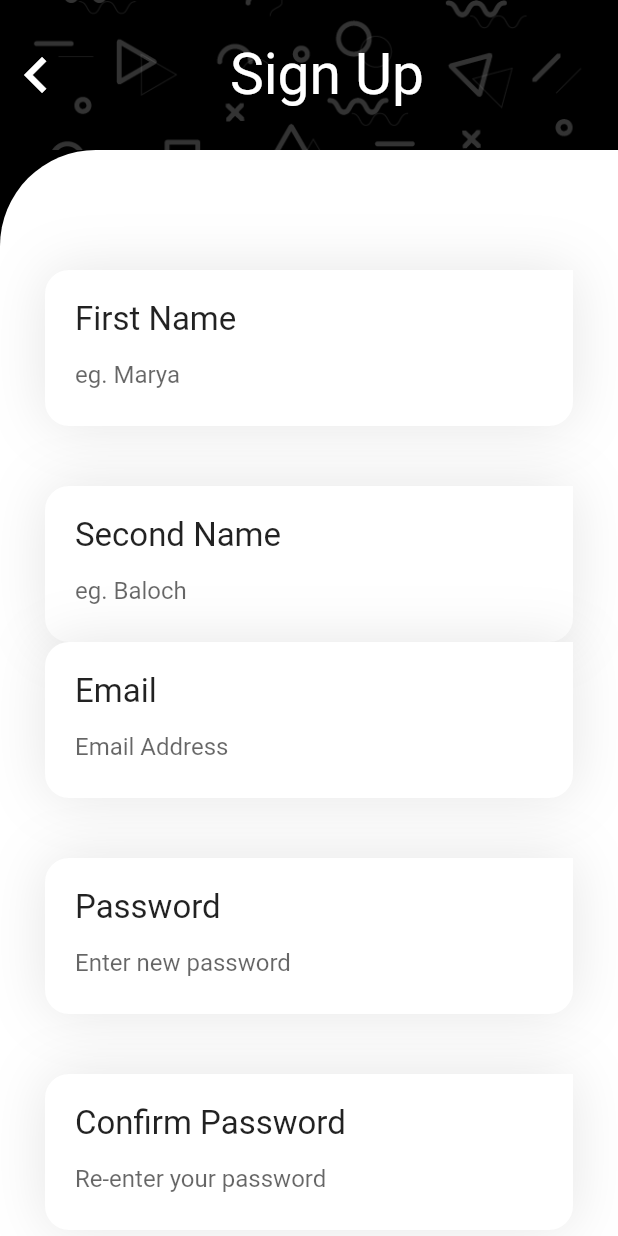
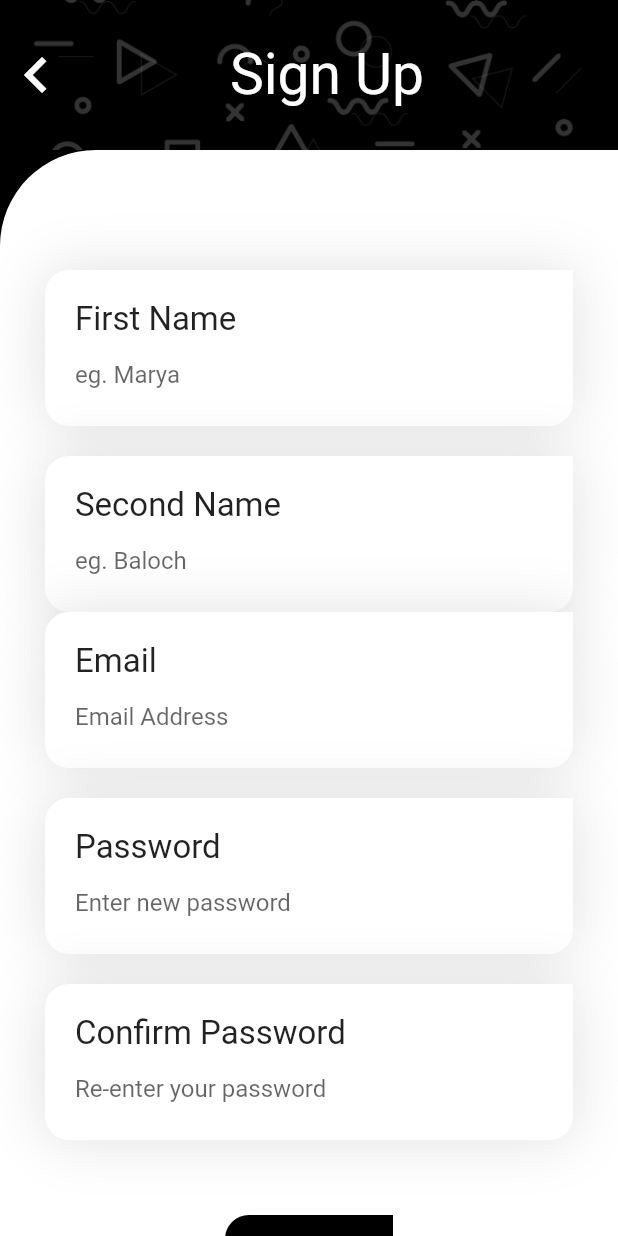
Before and after one commit to MaryaBaloch20/Login-UI-Flutter, a Flutter app: the screen it shows after launch, on a phone screen of 412 x 824 dp. Run offline on Flutter 3.47's test engine with Material 2 defaults, Android fonts, the phone set to English and light mode, and no system bars.

Commit message:
UI Completed

```diff
--- a/lib/views/signup.dart
+++ b/lib/views/signup.dart
@@ -1,4 +1,5 @@
 import 'package:flutter/material.dart';
+import 'package:login_ui_flutter/views/login.dart';
 // import 'package:login_ui_flutter/views/signup.dart';
 
 import '../widgets/my_input_field.dart';
@@ -79,7 +80,7 @@ class _signupState extends State<Signup> {
                         textEditingController: TextEditingController(),
                         isPassField: false,
                       ),
-                      const SizedBox(height: 40),
+                      const SizedBox(height: 20),
                       MyInputField(
                         label: "Second Name",
                         placeholder: "eg. Baloch",
@@ -92,14 +93,14 @@ class _signupState extends State<Signup> {
                         textEditingController: TextEditingController(),
                         isPassField: false,
                       ),
-                      const SizedBox(height: 40),
+                      const SizedBox(height: 20),
                       MyInputField(
                         label: "Password",
                         placeholder: "Enter new password",
                         textEditingController: TextEditingController(),
                         isPassField: true,
                       ),
-                      const SizedBox(height: 40),
+                      const SizedBox(height: 20),
                       MyInputField(
                         label: "Confirm Password",
                         placeholder: "Re-enter your password",
@@ -134,6 +135,29 @@ class _signupState extends State<Signup> {
                           ),
                         ),
                       ),
+                      Row(
+                        mainAxisAlignment: MainAxisAlignment.center,
+                        crossAxisAlignment: CrossAxisAlignment.center,
+                        children: [
+                          const Text(
+                            "Already have an account? ",
+                            style: TextStyle(fontSize: 18),
+                          ),
+                          GestureDetector(
+                            onTap: () {
+                              Navigator.push(
+                                  context,
+                                  MaterialPageRoute(
+                                      builder: (context) => Login()));
+                            },
+                            child: const Text(
+                              "Login Here",
+                              style: TextStyle(
+                                  fontSize: 18, fontWeight: FontWeight.bold),
+                            ),
+                          ),
+                        ],
+                      ),
                     ],
                   ),
                 ),
--- a/lib/widgets/my_input_field.dart
+++ b/lib/widgets/my_input_field.dart
@@ -27,7 +27,7 @@ class MyInputField extends StatelessWidget {
           boxShadow: [
             BoxShadow(
               blurRadius: 32,
-              color: Colors.black.withOpacity(.1),
+              color: Colors.black.withOpacity(.12),
             ),
           ]),
       child: Column(
```
